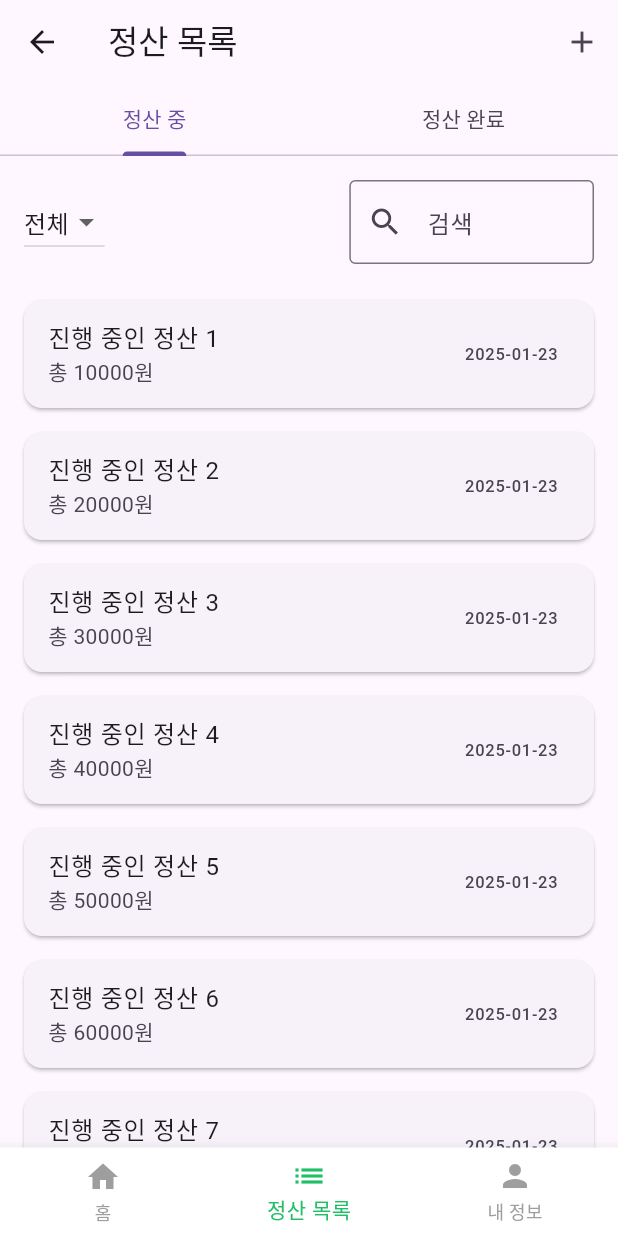
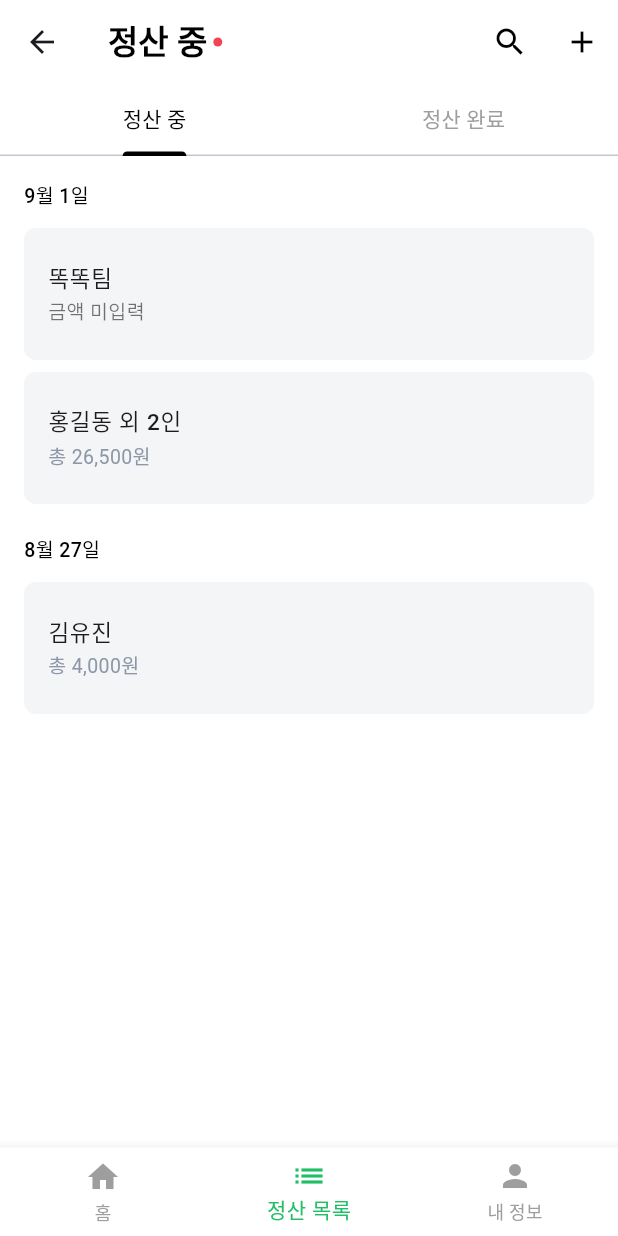
Before and after one commit to Bada35/ttokttok, a Flutter app: the AdjustmentListPage screen opened by its route, on a phone screen of 412 x 824 dp. Run offline on Flutter 3.47's test engine with Material 3 defaults, Android fonts, the phone set to English and light mode, and no system bars; our stand-ins replace device_info_plus, flutter_dotenv, flutter_svg, get, shared_preferences; missing offline and left inert: kakao_flutter_sdk; accounts and stored records are empty.

Commit message:
Fix: 디자인 수정

```diff
--- a/fe/lib/pages/adjustment/adjustment_list_page.dart
+++ b/fe/lib/pages/adjustment/adjustment_list_page.dart
@@ -12,7 +12,7 @@ class _AdjustmentListPageState extends State<AdjustmentListPage>
     with SingleTickerProviderStateMixin {
   late TabController _tabController;
   String selectedFilter = '전체';
-  final TextEditingController _searchController = TextEditingController();
+  bool hasUnreadNotifications = true;
 
   @override
   void initState() {
@@ -23,18 +23,46 @@ class _AdjustmentListPageState extends State<AdjustmentListPage>
   @override
   void dispose() {
     _tabController.dispose();
-    _searchController.dispose();
     super.dispose();
   }
 
   @override
   Widget build(BuildContext context) {
     return Scaffold(
+      backgroundColor: Colors.white,
       appBar: AppBar(
-        title: const Text('정산 목록'),
+        backgroundColor: Colors.white,
+        elevation: 0,
+        title: Row(
+          children: [
+            Text(
+              _tabController.index == 0 ? '정산 중' : '정산 완료',
+              style: const TextStyle(
+                color: Colors.black,
+                fontWeight: FontWeight.bold,
+              ),
+            ),
+            if (_tabController.index == 0 && hasUnreadNotifications)
+              Container(
+                margin: const EdgeInsets.only(left: 4),
+                width: 6,
+                height: 6,
+                decoration: const BoxDecoration(
+                  color: Color(0xFFF04452),
+                  shape: BoxShape.circle,
+                ),
+              ),
+          ],
+        ),
         actions: [
           IconButton(
-            icon: const Icon(Icons.add),
+            icon: const Icon(Icons.search, color: Colors.black),
+            onPressed: () {
+              // TODO: 검색 기능 구현
+            },
+          ),
+          IconButton(
+            icon: const Icon(Icons.add, color: Colors.black),
             onPressed: () {
               Navigator.pushNamed(context, '/create-room');
             },
@@ -42,56 +70,41 @@ class _AdjustmentListPageState extends State<AdjustmentListPage>
         ],
         bottom: TabBar(
           controller: _tabController,
+          labelColor: Colors.black,
+          unselectedLabelColor: Colors.grey,
+          indicatorColor: Colors.black,
+          onTap: (index) {
+            setState(() {}); // 탭 변경 시 제목 업데이트를 위해
+          },
           tabs: const [
             Tab(text: '정산 중'),
             Tab(text: '정산 완료'),
           ],
         ),
       ),
-      body: Column(
+      body: TabBarView(
+        controller: _tabController,
         children: [
-          Padding(
-            padding: const EdgeInsets.all(16.0),
-            child: Row(
+          // 정산 중 탭
+          ListView(
             children: [
-                DropdownButton<String>(
-                  value: selectedFilter,
-                  items: ['전체', '개인', '단체'].map((String value) {
-                    return DropdownMenuItem<String>(
-                      value: value,
-                      child: Text(value),
-                    );
-                  }).toList(),
-                  onChanged: (String? newValue) {
-                    if (newValue != null) {
-                      setState(() {
-                        selectedFilter = newValue;
-                      });
-                    }
-                  },
-                ),
-                const Spacer(),
-                Expanded(
-                  child: TextField(
-                    controller: _searchController,
-                    decoration: const InputDecoration(
-                      hintText: '검색',
-                      prefixIcon: Icon(Icons.search),
-                      border: OutlineInputBorder(),
-                    ),
-                  ),
-                ),
+              _buildDateGroup('9월 1일', [
+                _buildAdjustmentItem('똑똑팀', '금액 미입력', false),
+                _buildAdjustmentItem('홍길동 외 2인', '총 26,500원', true),
+              ]),
+              _buildDateGroup('8월 27일', [
+                _buildAdjustmentItem('김유진', '총 4,000원', true),
+              ]),
             ],
           ),
-          ),
-          Expanded(
-            child: TabBarView(
-              controller: _tabController,
+          // 정산 완료 탭
+          ListView(
             children: [
-                _buildAdjustmentList(isCompleted: false),
-                _buildAdjustmentList(isCompleted: true),
+              _buildDateGroup('8월 25일', [
+                _buildAdjustmentItem('완료된 정산 1', '총 15,000원', true),
+                _buildAdjustmentItem('완료된 정산 2', '총 30,000원', true),
+              ]),
             ],
-            ),
           ),
         ],
       ),
@@ -99,23 +112,54 @@ class _AdjustmentListPageState extends State<AdjustmentListPage>
     );
   }
 
-  Widget _buildAdjustmentList({required bool isCompleted}) {
-    return ListView.builder(
-      itemCount: 10,
-      itemBuilder: (context, index) {
-        return Card(
-          margin: const EdgeInsets.symmetric(horizontal: 16.0, vertical: 8.0),
+  Widget _buildDateGroup(String date, List<Widget> items) {
+    return Column(
+      crossAxisAlignment: CrossAxisAlignment.start,
+      children: [
+        Padding(
+          padding: const EdgeInsets.fromLTRB(16, 16, 16, 8),
+          child: Text(
+            date,
+            style: const TextStyle(
+              fontSize: 13,
+              color: Colors.black,
+              fontWeight: FontWeight.w500,
+            ),
+          ),
+        ),
+        ...items,
+      ],
+    );
+  }
+
+  Widget _buildAdjustmentItem(String title, String amount, bool hasAmount) {
+    return Container(
+      margin: const EdgeInsets.symmetric(horizontal: 16, vertical: 4),
+      decoration: BoxDecoration(
+        color: const Color(0xFFF4F5F7),
+        borderRadius: BorderRadius.circular(8),
+      ),
       child: ListTile(
+        contentPadding: const EdgeInsets.symmetric(horizontal: 16, vertical: 8),
         title: Text(
-                isCompleted ? '완료된 정산 ${index + 1}' : '진행 중인 정산 ${index + 1}'),
-            subtitle: Text('총 ${(index + 1) * 10000}원'),
-            trailing: Text(DateTime.now().toString().substring(0, 10)),
+          title,
+          style: const TextStyle(
+            fontSize: 15,
+            fontWeight: FontWeight.w500,
+          ),
+        ),
+        subtitle: Text(
+          amount,
+          style: TextStyle(
+            fontSize: 13,
+            color: hasAmount ? const Color(0xFF8C98A8) : Colors.black54,
+            height: 1.8,
+          ),
+        ),
         onTap: () {
           Navigator.pushNamed(context, '/adjustment-detail');
         },
       ),
     );
-      },
-    );
   }
 }
```
Lines whose indentation alone changed are shown as unchanged.
